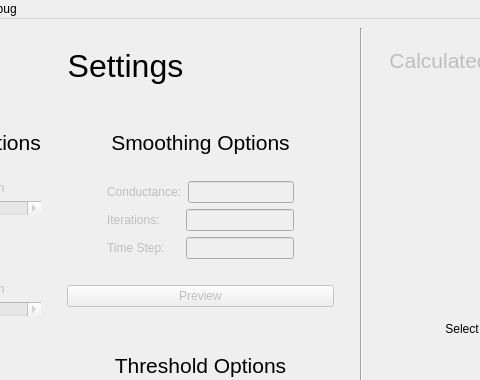
Above: src/GUI/main.ui from NIRALUser/NeuroRuler before the change; both pictures show x 102 to 582 and y 0 to 380 of the 809 by 706 pixel window. Below: the same form after it.
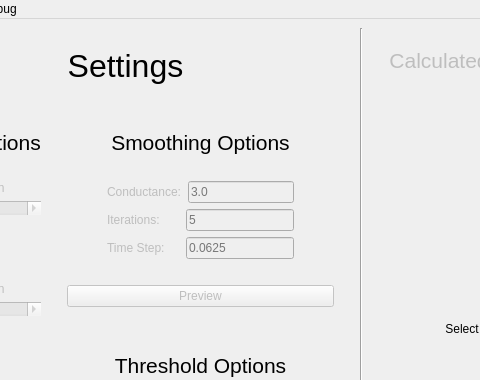
That is the form after the change.

Patch:
```diff
--- a/src/GUI/main.ui
+++ b/src/GUI/main.ui
@@ -419,6 +419,12 @@
                     <height>0</height>
                    </size>
                   </property>
+                  <property name="maxLength">
+                   <number>10</number>
+                  </property>
+                  <property name="placeholderText">
+                   <string>3.0</string>
+                  </property>
                  </widget>
                 </item>
                </layout>
@@ -465,6 +471,12 @@
                     <height>0</height>
                    </size>
                   </property>
+                  <property name="maxLength">
+                   <number>10</number>
+                  </property>
+                  <property name="placeholderText">
+                   <string>5</string>
+                  </property>
                  </widget>
                 </item>
                </layout>
@@ -511,6 +523,12 @@
                     <height>0</height>
                    </size>
                   </property>
+                  <property name="maxLength">
+                   <number>10</number>
+                  </property>
+                  <property name="placeholderText">
+                   <string>0.0625</string>
+                  </property>
                  </widget>
                 </item>
                </layout>
```
